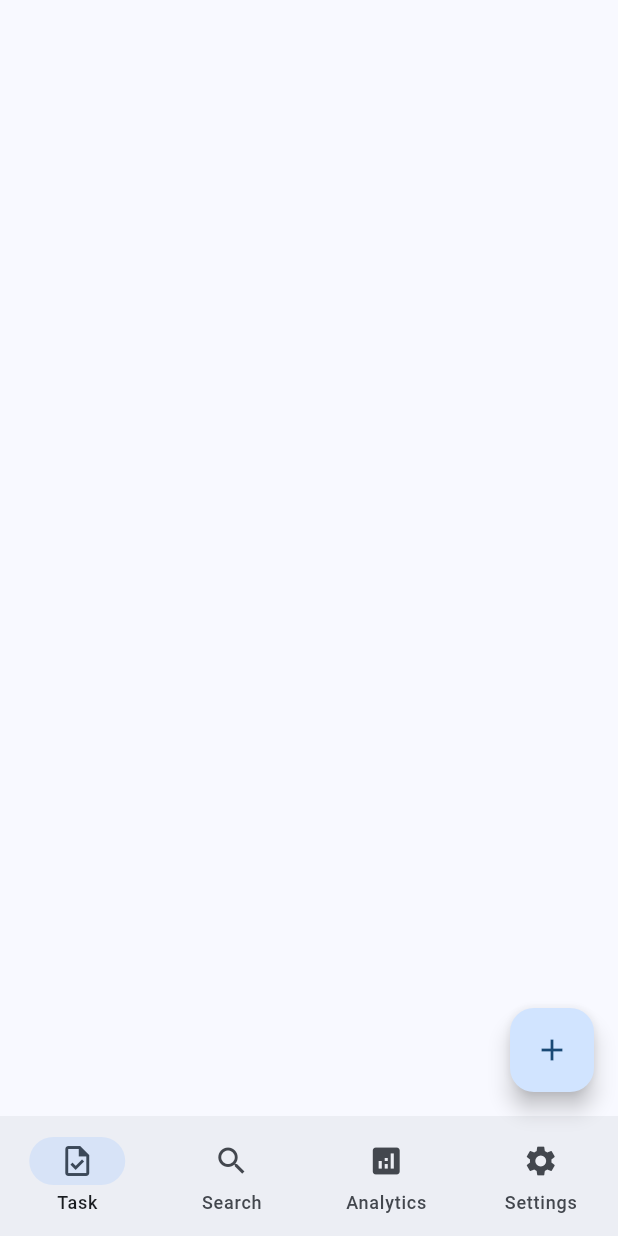
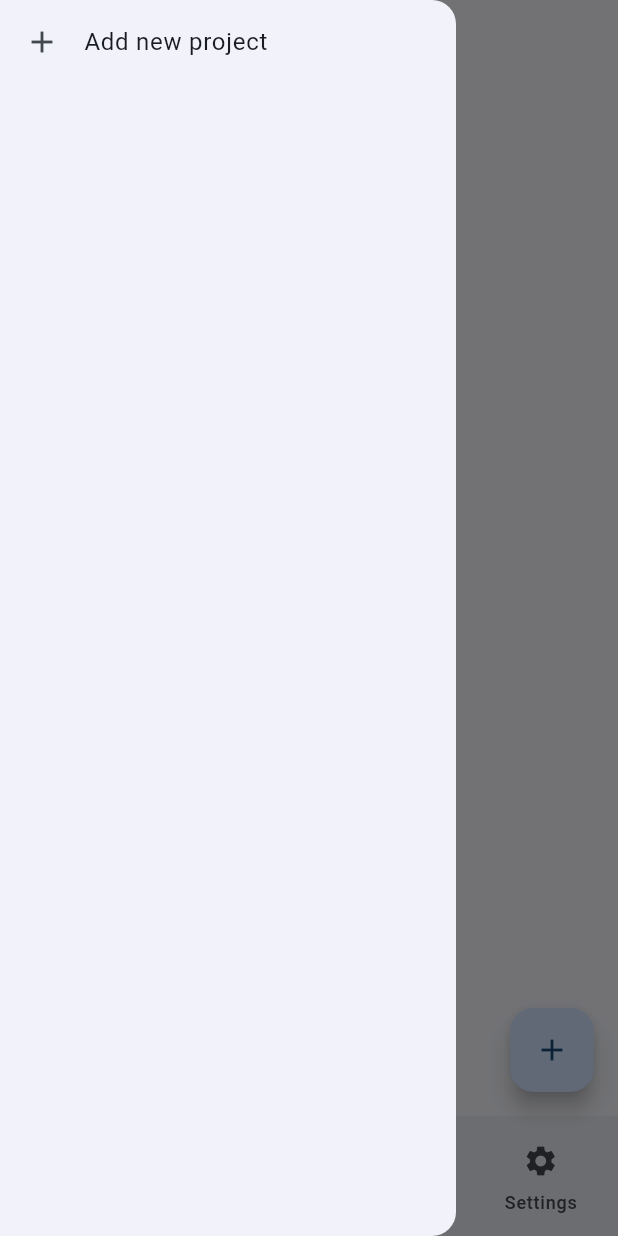
Before and after one commit to naatin777/todo, a Flutter app: the screen it shows after launch, with the side drawer open (before the commit the screen has no drawer), on a phone screen of 412 x 824 dp. Run offline on Flutter 3.47's test engine with Material 2 defaults, Android fonts, the phone set to English and light mode, and no system bars; our stand-ins replace drift, flutter_riverpod, go_router, shared_preferences; accounts and stored records are empty; generated files the repository leaves out were written again.

Commit message:
feat: add new project ui

```diff
--- a/lib/ui/pages/home/home.dart
+++ b/lib/ui/pages/home/home.dart
@@ -2,6 +2,7 @@ import 'package:flutter/material.dart';
 import 'package:flutter_riverpod/flutter_riverpod.dart';
 import 'package:todo/ui/pages/home/screens/settings/settings_screen.dart';
 import 'package:todo/ui/pages/home/screens/task/add_new_task_fab.dart';
+import 'package:todo/ui/pages/home/screens/task/project_drawer.dart';
 import 'package:todo/ui/providers/navigation_provider.dart';
 
 class Home extends ConsumerWidget {
@@ -11,6 +12,18 @@ class Home extends ConsumerWidget {
   Widget build(BuildContext context, WidgetRef ref) {
     final navigation = ref.watch(navigationProvider);
     return Scaffold(
+      appBar: [
+        AppBar(),
+        null,
+        null,
+        null,
+      ][navigation.index],
+      drawer: [
+        const ProjectDrawer(),
+        null,
+        null,
+        null,
+      ][navigation.index],
       body: [
         null,
         null,
--- /dev/null
+++ b/lib/ui/pages/home/screens/task/project_drawer.dart
@@ -0,0 +1,28 @@
+import 'package:flutter/material.dart';
+import 'package:todo/ui/pages/home/screens/task/add_new_project_dialog.dart';
+
+class ProjectDrawer extends StatelessWidget {
+  const ProjectDrawer({super.key});
+
+  @override
+  Widget build(BuildContext context) {
+    return Drawer(
+      child: SafeArea(
+        child: ListView(
+          children: [
+            ListTile(
+              leading: const Icon(Icons.add),
+              title: const Text("Add new project"),
+              onTap: () async {
+                await showDialog(
+                  context: context,
+                  builder: (context) => const AddNewProjectDialog(),
+                );
+              },
+            ),
+          ],
+        ),
+      ),
+    );
+  }
+}
--- /dev/null
+++ b/lib/ui/providers/add_new_project_provider.dart
@@ -0,0 +1,6 @@
+import 'package:flutter/widgets.dart';
+import 'package:flutter_riverpod/flutter_riverpod.dart';
+
+final addNewProjectTitleProvider = Provider.autoDispose((ref) {
+  return TextEditingController();
+});
```
Also changed, not shown: lib/ui/pages/home/screens/task/add_new_project_dialog.dart (added, +38 -0 lines).
